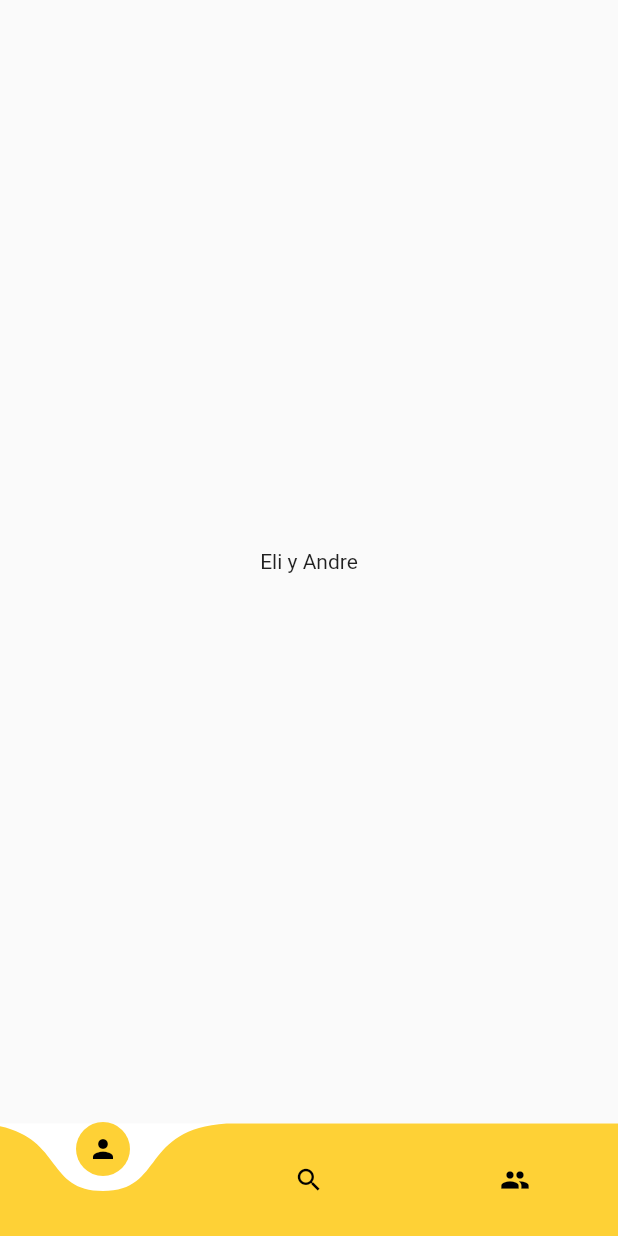
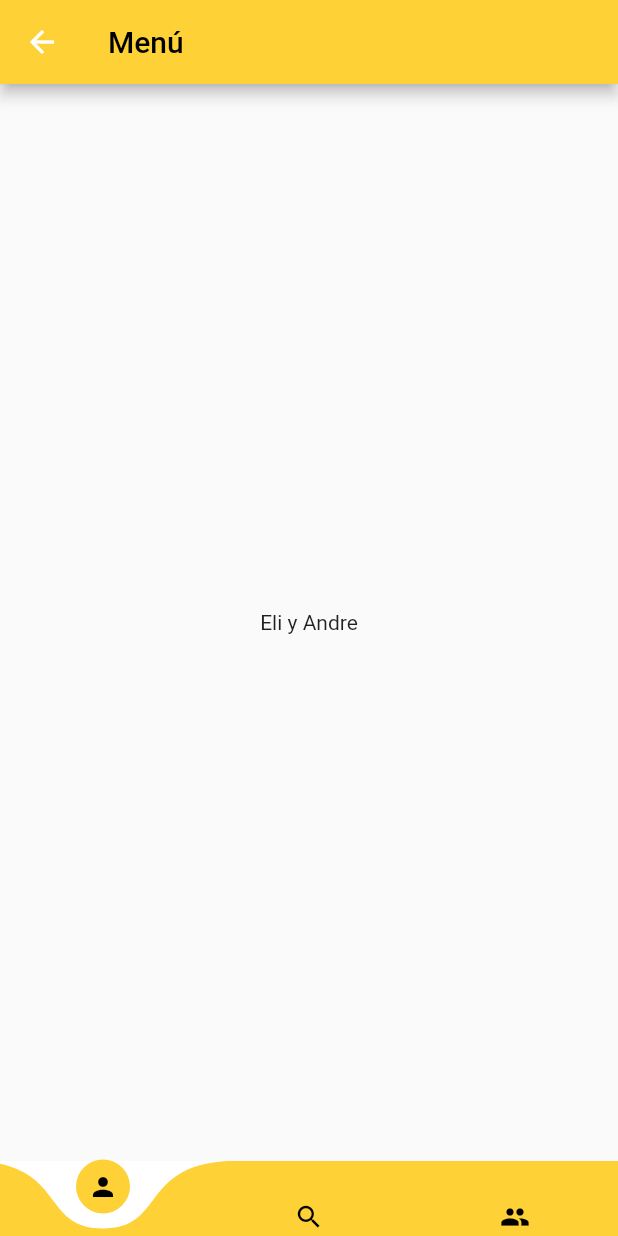
Before and after one commit to DiegoKraenau/RapiSolverFlutterApp, a Flutter app: the Menu screen opened by its route, on a phone screen of 412 x 824 dp. Run offline on Flutter 3.47's test engine with Material 2 defaults, Android fonts, the phone set to English and light mode, and no system bars; drawn by our look-alikes of curved_navigation_bar; our stand-ins replace simple_animations.

Commit message:
Se agrego un appbar y se corrigio la altura del bottom navigation bar

```diff
--- a/rapisolver_flutter/lib/menu.dart
+++ b/rapisolver_flutter/lib/menu.dart
@@ -1,4 +1,3 @@
-
 import 'package:curved_navigation_bar/curved_navigation_bar.dart';
 import 'package:flutter/material.dart';
 
@@ -22,13 +21,17 @@ class _MenuState extends State<Menu> {
   @override
   Widget build(BuildContext context) {
     return Scaffold(
+      appBar: AppBar(
+        title: Text("Menú", style: TextStyle(color: Colors.black)),
+        backgroundColor: Color.fromRGBO(254, 209, 54, 1),
+      ),
        body: tabs[_currentIndex],
        bottomNavigationBar: CurvedNavigationBar(
+         height: 50.0,
          index: _currentIndex,
          color: Color.fromRGBO(254, 209, 54, 1),
          backgroundColor: Colors.white,
          items:<Widget>[
-
            Icon(Icons.person,size: 20,color: Colors.black),
            Icon(Icons.search,size: 20,color: Colors.black),
            Icon(Icons.people,size: 20,color: Colors.black)
```
